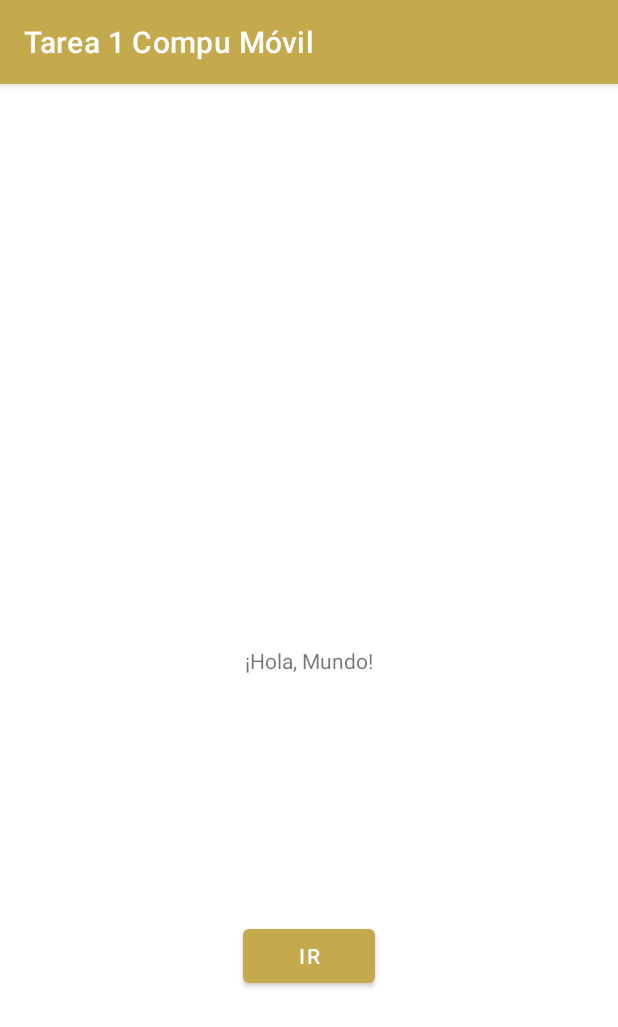
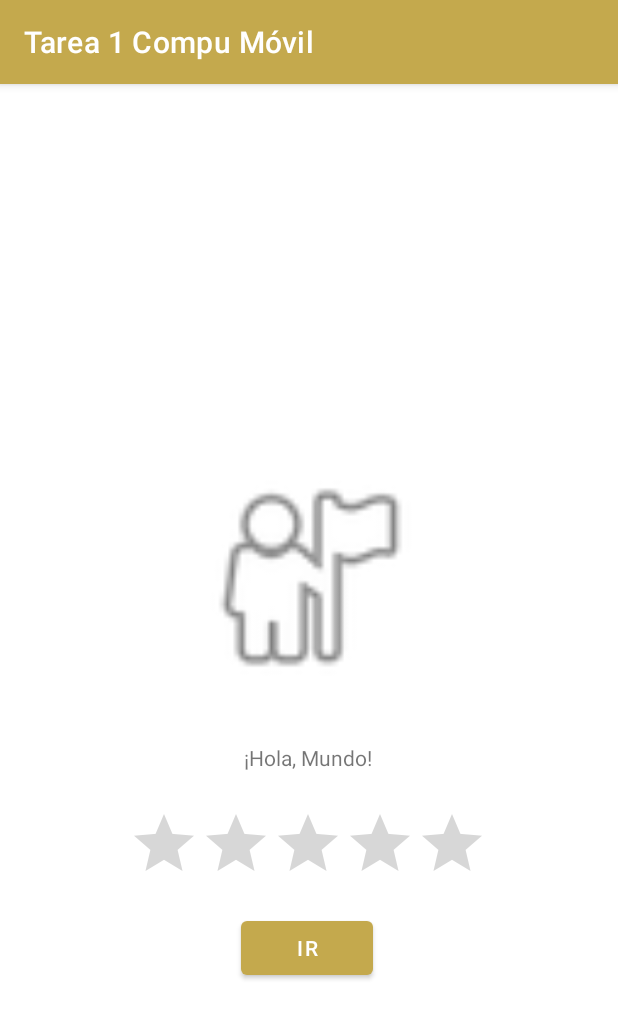
Before and after one commit to Maanuxd/trabajo1-comp-movil, an Android app: the screen it shows after launch (MainActivity), on a phone screen of 412 x 824 dp. Shown: the top 1027 px of the screen. Run offline under Robolectric (Android 15) with nearby library versions, the phone set to English and light mode, and no system bars.

Commit message:
agregando componentes en pantallas

```diff
--- a/app/src/main/res/layout/activity_main.xml
+++ b/app/src/main/res/layout/activity_main.xml
@@ -6,24 +6,49 @@
     android:layout_height="match_parent"
     tools:context=".MainActivity">
 
+    <Button
+        android:id="@+id/boton1"
+        android:layout_width="wrap_content"
+        android:layout_height="wrap_content"
+        android:layout_marginBottom="168dp"
+        android:text="@string/btnIrActivity2"
+        app:layout_constraintBottom_toBottomOf="parent"
+        app:layout_constraintEnd_toEndOf="parent"
+        app:layout_constraintHorizontal_bias="0.495"
+        app:layout_constraintStart_toStartOf="parent" />
+
+    <ImageView
+        android:id="@+id/personitaConBandera"
+        android:layout_width="156dp"
+        android:layout_height="178dp"
+        app:layout_constraintBottom_toTopOf="@+id/textView"
+        app:layout_constraintEnd_toEndOf="parent"
+        app:layout_constraintHorizontal_bias="0.498"
+        app:layout_constraintStart_toStartOf="parent"
+        app:layout_constraintTop_toTopOf="parent"
+        app:layout_constraintVertical_bias="0.918"
+        app:srcCompat="@android:drawable/ic_menu_myplaces" />
+
+    <RatingBar
+        android:id="@+id/estrellas"
+        android:layout_width="wrap_content"
+        android:layout_height="wrap_content"
+        android:layout_marginBottom="12dp"
+        android:progressTint="@color/green"
+        app:layout_constraintBottom_toTopOf="@+id/boton1"
+        app:layout_constraintEnd_toEndOf="parent"
+        app:layout_constraintHorizontal_bias="0.497"
+        app:layout_constraintStart_toStartOf="parent" />
+
     <TextView
         android:id="@+id/textView"
         android:layout_width="wrap_content"
         android:layout_height="wrap_content"
+        android:layout_marginBottom="24dp"
         android:text="@string/tvMensajeInicial"
-        app:layout_constraintBottom_toBottomOf="parent"
+        app:layout_constraintBottom_toTopOf="@+id/estrellas"
+        app:layout_constraintHorizontal_bias="0.498"
         app:layout_constraintLeft_toLeftOf="parent"
-        app:layout_constraintRight_toRightOf="parent"
-        app:layout_constraintTop_toTopOf="parent" />
-
-    <Button
-        android:id="@+id/boton1"
-        android:layout_width="wrap_content"
-        android:layout_height="wrap_content"
-        android:text="@string/btnIrActivity2"
-        app:layout_constraintBottom_toBottomOf="parent"
-        app:layout_constraintEnd_toEndOf="parent"
-        app:layout_constraintStart_toStartOf="parent"
-        app:layout_constraintTop_toBottomOf="@+id/textView" />
+        app:layout_constraintRight_toRightOf="parent" />
 
 </androidx.constraintlayout.widget.ConstraintLayout>
```
Also changed, not shown: app/src/main/res/layout/activity_2.xml (+25 -1 lines).
